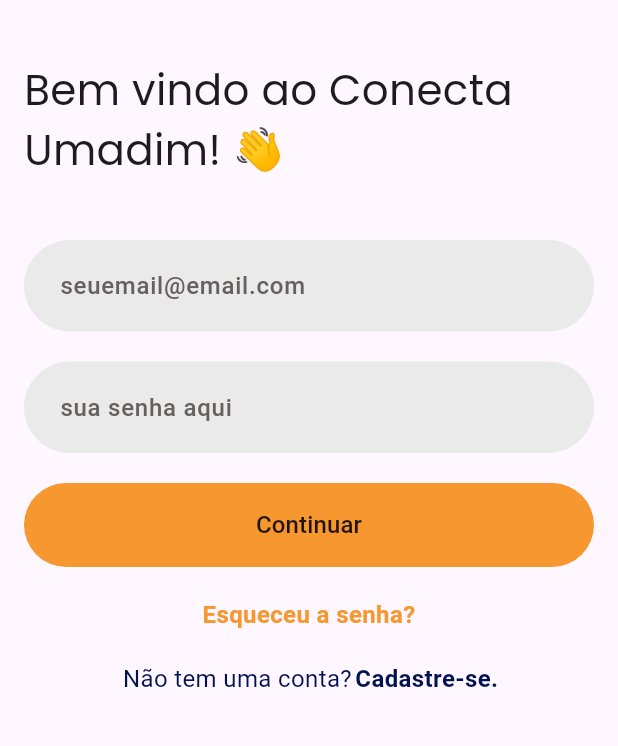
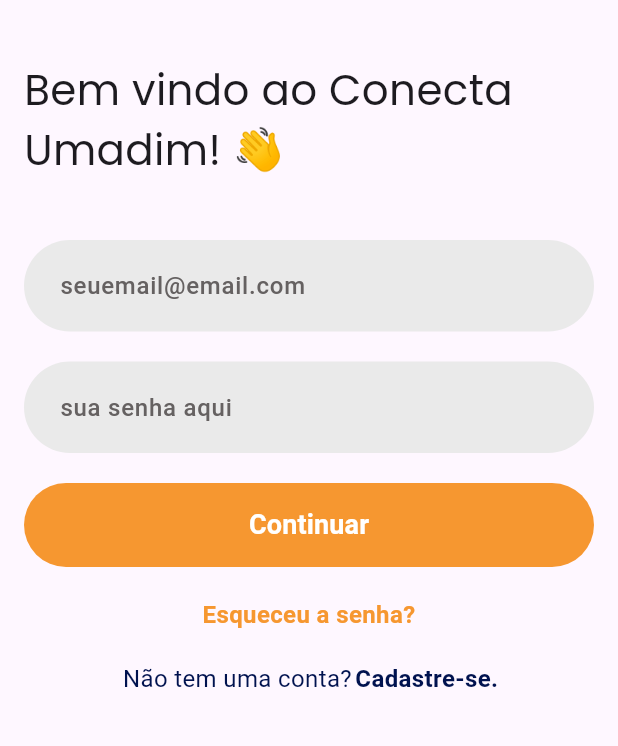
Before and after one commit to JosinaldoRocha/connect-umadim, a Flutter app: the screen it shows after launch, on a phone screen of 412 x 824 dp, the part 333-1079 px from its top. Run offline on Flutter 3.47's test engine with Material 3 defaults, Android fonts, the phone set to English and light mode, and no system bars; our stand-ins replace brasil_fields, dartz, dropdown_textfield, firebase_auth, firebase_core, flutter_riverpod and 4 more; accounts and stored records are empty.

Commit message:
fix: i changed the value of the style property

```diff
--- a/lib/app/widgets/button/button_widget.dart
+++ b/lib/app/widgets/button/button_widget.dart
@@ -126,7 +126,10 @@
   Widget _buildText() {
     return Text(
       title,
-      style: AppText.text().bodyMedium!.copyWith(fontSize: 16),
+      style: AppText.text().bodyLarge!.copyWith(
+            fontWeight: FontWeight.bold,
+            color: AppColor.white,
+          ),
     );
   }
 
```
